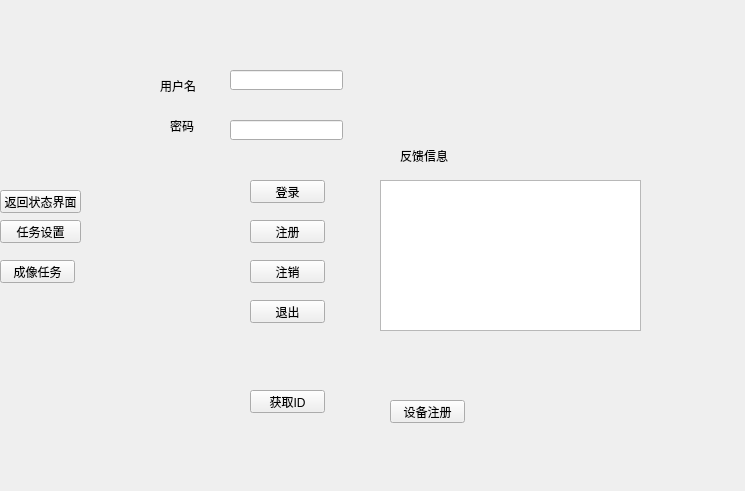
Above: Project_gather/QtLogin.ui from mohanmode2008/Terminal before the change. Below: the same form after it.
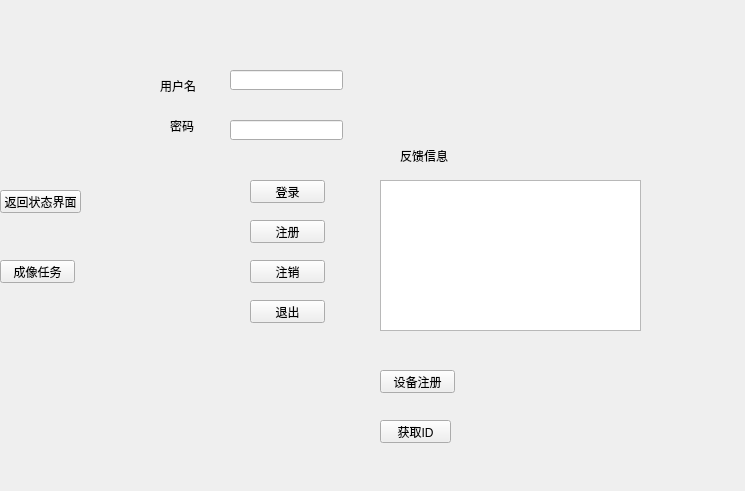
That is the form after the change.

The edit to the form file:
```diff
--- a/Project_gather/QtLogin.ui
+++ b/Project_gather/QtLogin.ui
@@ -127,19 +127,6 @@
     <string>反馈信息</string>
    </property>
   </widget>
-  <widget class="QPushButton" name="btn_to_taskset">
-   <property name="geometry">
-    <rect>
-     <x>0</x>
-     <y>220</y>
-     <width>81</width>
-     <height>23</height>
-    </rect>
-   </property>
-   <property name="text">
-    <string>任务设置</string>
-   </property>
-  </widget>
   <widget class="QPushButton" name="btn_to_imagetask">
    <property name="geometry">
     <rect>
@@ -179,9 +166,9 @@
   <widget class="QPushButton" name="btn_to_get_id">
    <property name="geometry">
     <rect>
-     <x>250</x>
-     <y>390</y>
-     <width>75</width>
+     <x>380</x>
+     <y>420</y>
+     <width>71</width>
      <height>23</height>
     </rect>
    </property>
@@ -192,8 +179,8 @@
   <widget class="QPushButton" name="pushButton">
    <property name="geometry">
     <rect>
-     <x>390</x>
-     <y>400</y>
+     <x>380</x>
+     <y>370</y>
      <width>75</width>
      <height>23</height>
     </rect>
```
Left out of the diff: 22 changed lines with no effect on the pictures.
